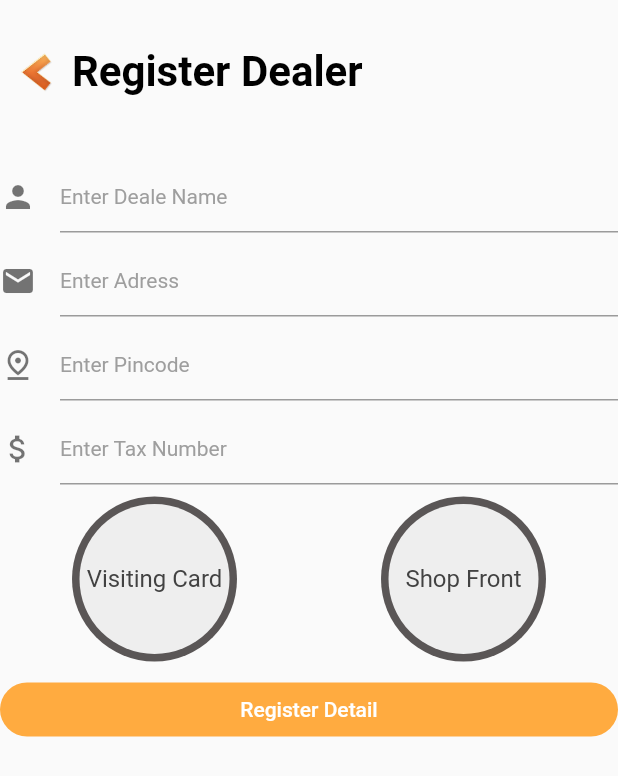
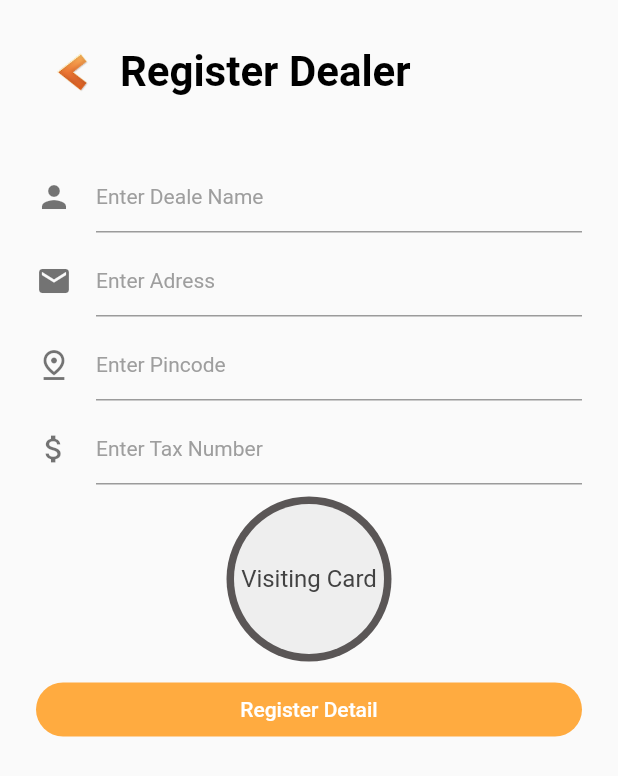
Before and after one commit to tanmaydewan/jt, a Flutter app: the Registration screen opened directly, on a phone screen of 412 x 824 dp. Shown: the top 776 px of the screen. Run offline on Flutter 3.47's test engine with Material 2 defaults, Android fonts, the light colour scheme and no system bars; our stand-ins replace flutter_mobx, geolocator, google_maps_flutter, image_picker, parse_server_sdk_flutter.

Commit message:
<"images save in parse and some registration UI fixes">

```diff
--- a/lib/screens/registration_Screen.dart
+++ b/lib/screens/registration_Screen.dart
@@ -36,24 +36,34 @@ class _RegistrationState extends State<Registration> {
     var responseData = await res.stream.toBytes();
     var responseString = String.fromCharCodes(responseData);
     var responseJSON = JsonDecoder().convert(responseString);
+    try {
       var url = responseJSON["response_data"]["Location"] as String;
       return url;
+    } catch (error) {
+      return "";
+    }
   }
 
   // _RegistrationState.fromJson(Map<String, dynamic> json) {
 
+  String? _selectedImageUrl;
   XFile? _image;
   Future getImage() async {
     final image = await ImagePicker()
-        .pickImage(source: ImageSource.camera, imageQuality: 30);
+        .pickImage(source: ImageSource.gallery, imageQuality: 30);
     var res = await uploadImage(image!.path);
     print(res);
+    setState(() {
+      _selectedImageUrl = res;
+      _image = image;
+    });
     // var file = await _downloadFile(url);
   }
 
   void doUserRegistration() async {
+    var imageUrl = _selectedImageUrl != null ? _selectedImageUrl! : "";
     await saveReg(controllerDealerName.text, controllerAddress.text,
-        controllerPincode.text, controllerTaxNumber.text, encodedImage);
+        controllerPincode.text, controllerTaxNumber.text, imageUrl);
 
     setState(() {
       controllerDealerName.clear();
@@ -77,11 +87,14 @@ class _RegistrationState extends State<Registration> {
     return Material(
         child: Row(children: <Widget>[
       Expanded(
+          child: Padding(
+              padding:
+                  const EdgeInsets.symmetric(horizontal: 24.0, vertical: 24.0),
               child: Column(
                 crossAxisAlignment: CrossAxisAlignment.stretch,
                 mainAxisAlignment: MainAxisAlignment.start,
                 children: <Widget>[
-          SizedBox(height: 24.0),
+                  // SizedBox(height: 24.0),
                   Row(
                       crossAxisAlignment: CrossAxisAlignment.center,
                       mainAxisAlignment: MainAxisAlignment.start,
@@ -93,11 +106,15 @@ class _RegistrationState extends State<Registration> {
                               height: 40,
                               width: 40,
                             )),
+                        SizedBox(
+                          width: 8,
+                        ),
                         Text("Register Dealer",
-                    textAlign: TextAlign.left,
+                            textAlign: TextAlign.center,
                             textScaleFactor: 2.0,
                             style: TextStyle(
-                        color: Colors.black, fontWeight: FontWeight.bold))
+                                color: Colors.black,
+                                fontWeight: FontWeight.bold))
                       ]),
                   SizedBox(
                     height: 35,
@@ -124,7 +141,7 @@ class _RegistrationState extends State<Registration> {
                   ),
                   _buildRegisterDealerDetailButton()
                 ],
-      )),
+              ))),
     ]));
   }
 
@@ -232,41 +249,39 @@ class _RegistrationState extends State<Registration> {
                 ),
               ),
             ),
-            SizedBox(
-              height: 10,
-            ),
-            Center(
-              child: GestureDetector(
-                onTap: () {
-                  getImage();
-                },
-                child: CircleAvatar(
-                  radius: 55,
-                  backgroundColor: kColour,
-                  child: _image != null
-                      ? ClipRRect(
-                          borderRadius: BorderRadius.circular(50),
-                          child: Image.file(
-                            File(_image!.path),
-                            width: 100,
-                            height: 100,
-                            fit: BoxFit.fitHeight,
-                          ),
-                        )
-                      : Container(
-                          decoration: BoxDecoration(
-                              color: Colors.grey[200],
-                              borderRadius: BorderRadius.circular(50)),
-                          width: 100,
-                          height: 100,
-                          child: Center(
-                              child: Text(
-                            "Shop Front",
-                            style: TextStyle(color: Colors.grey[800]),
-                          ))),
-                ),
-              ),
-            ),
+            //
+            // Center(
+            //   child: GestureDetector(
+            //     onTap: () {
+            //       getImage();
+            //     },
+            //     child: CircleAvatar(
+            //       radius: 55,
+            //       backgroundColor: kColour,
+            //       child: _image != null
+            //           ? ClipRRect(
+            //               borderRadius: BorderRadius.circular(50),
+            //               child: Image.file(
+            //                 File(_image!.path),
+            //                 width: 100,
+            //                 height: 100,
+            //                 fit: BoxFit.fitHeight,
+            //               ),
+            //             )
+            //           : Container(
+            //               decoration: BoxDecoration(
+            //                   color: Colors.grey[200],
+            //                   borderRadius: BorderRadius.circular(50)),
+            //               width: 100,
+            //               height: 100,
+            //               child: Center(
+            //                   child: Text(
+            //                 "Shop Front",
+            //                 style: TextStyle(color: Colors.grey[800]),
+            //               ))),
+            //     ),
+            //   ),
+            // ),
           ],
         );
       },
@@ -280,6 +295,7 @@ class _RegistrationState extends State<Registration> {
       textColor: Colors.white,
       onPressed: () {
         doUserRegistration();
+        _backPressed();
       },
     );
   }
```
Also changed, not shown: lib/resources/server_call.dart (+16 -7 lines). Lines whose indentation alone changed are shown as unchanged.
